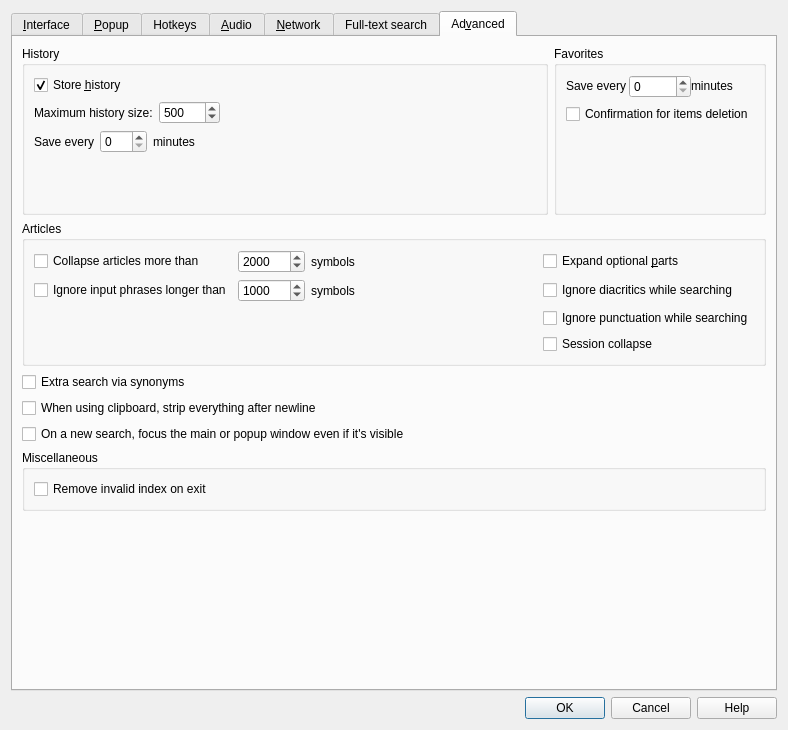
Old version of the form src/ui/preferences.ui in the repository xiaoyifang/goldendict-ng.
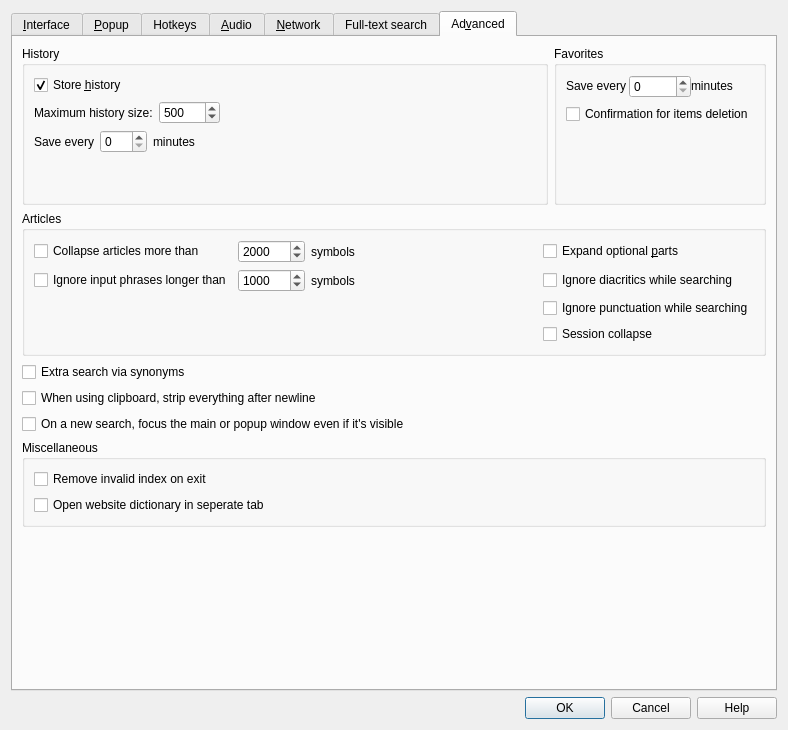
New version of the form. The open tabs and pages were chosen to show the change. Icons and pictures are not drawn. Custom widgets are drawn as their Qt base class.

Commit message: opt: add option about open website in seperate tab

```diff
--- a/src/ui/preferences.ui
+++ b/src/ui/preferences.ui
@@ -1916,6 +1916,13 @@
             </property>
            </widget>
           </item>
+          <item>
+           <widget class="QCheckBox" name="openWebsiteInNewTab">
+            <property name="text">
+             <string>Open website dictionary in seperate tab</string>
+            </property>
+           </widget>
+          </item>
          </layout>
         </widget>
        </item>
```
The commit also changes 3 other files.
